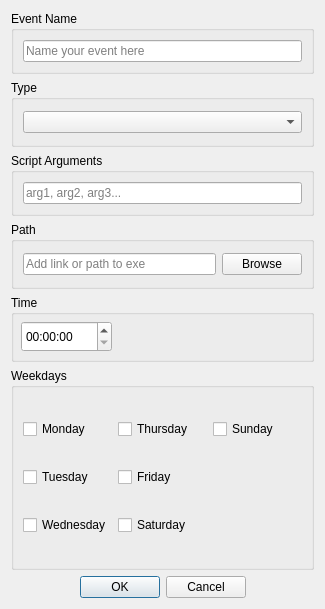
The window that UlyssesApp/eventedit.ui (EdsilvaEps/Ulysses) describes before a commit, drawn with Qt 5.
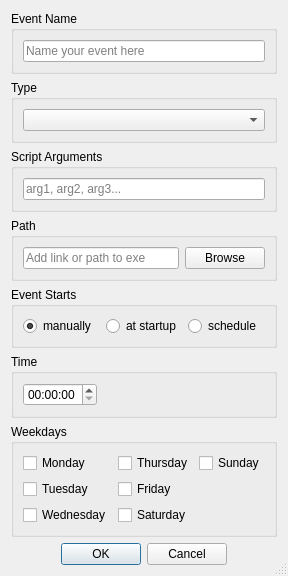
The same window after the commit.

Commit message: Remove attempt to put getEvents on EventHandler class. Add visual functionality to select types of event trigger. Add functionality to set event trigger. Create StartupMode class to support types of event trigger

The edit to the form file:
```diff
--- a/UlyssesApp/eventedit.ui
+++ b/UlyssesApp/eventedit.ui
@@ -2,22 +2,26 @@
 <ui version="4.0">
  <class>Dialog</class>
  <widget class="QDialog" name="Dialog">
-  <property name="geometry">
-   <rect>
-    <x>0</x>
-    <y>0</y>
-    <width>325</width>
-    <height>609</height>
-   </rect>
+  <property name="enabled">
+   <bool>true</bool>
+  </property>
+  <property name="sizePolicy">
+   <sizepolicy hsizetype="Preferred" vsizetype="Preferred">
+    <horstretch>0</horstretch>
+    <verstretch>0</verstretch>
+   </sizepolicy>
   </property>
   <property name="windowTitle">
    <string>Dialog</string>
   </property>
+  <property name="sizeGripEnabled">
+   <bool>true</bool>
+  </property>
   <layout class="QVBoxLayout" name="verticalLayout_2">
    <item>
     <widget class="QGroupBox" name="groupBox_5">
      <property name="sizePolicy">
-      <sizepolicy hsizetype="Preferred" vsizetype="Fixed">
+      <sizepolicy hsizetype="Preferred" vsizetype="Minimum">
        <horstretch>0</horstretch>
        <verstretch>0</verstretch>
       </sizepolicy>
@@ -50,6 +54,12 @@
      <layout class="QHBoxLayout" name="horizontalLayout">
       <item>
        <widget class="QComboBox" name="comboBox">
+        <property name="sizePolicy">
+         <sizepolicy hsizetype="Preferred" vsizetype="Minimum">
+          <horstretch>0</horstretch>
+          <verstretch>0</verstretch>
+         </sizepolicy>
+        </property>
         <property name="placeholderText">
          <string>Link</string>
         </property>
@@ -60,12 +70,24 @@
    </item>
    <item>
     <widget class="QGroupBox" name="scriptArgsBox">
+     <property name="sizePolicy">
+      <sizepolicy hsizetype="Preferred" vsizetype="Minimum">
+       <horstretch>0</horstretch>
+       <verstretch>0</verstretch>
+      </sizepolicy>
+     </property>
      <property name="title">
       <string>Script Arguments</string>
      </property>
      <layout class="QHBoxLayout" name="horizontalLayout_3">
       <item>
        <widget class="QLineEdit" name="scriptArgsLine">
+        <property name="sizePolicy">
+         <sizepolicy hsizetype="Expanding" vsizetype="Minimum">
+          <horstretch>0</horstretch>
+          <verstretch>0</verstretch>
+         </sizepolicy>
+        </property>
         <property name="placeholderText">
          <string>arg1, arg2, arg3...</string>
         </property>
@@ -77,7 +99,7 @@
    <item>
     <widget class="QGroupBox" name="groupBox_2">
      <property name="sizePolicy">
-      <sizepolicy hsizetype="Preferred" vsizetype="Minimum">
+      <sizepolicy hsizetype="Preferred" vsizetype="Preferred">
        <horstretch>0</horstretch>
        <verstretch>1</verstretch>
       </sizepolicy>
@@ -89,7 +111,7 @@
       <item>
        <widget class="QLineEdit" name="urlPath">
         <property name="sizePolicy">
-         <sizepolicy hsizetype="Preferred" vsizetype="Fixed">
+         <sizepolicy hsizetype="Preferred" vsizetype="Minimum">
           <horstretch>2</horstretch>
           <verstretch>0</verstretch>
          </sizepolicy>
@@ -102,7 +124,7 @@
       <item>
        <widget class="QPushButton" name="browseBtn">
         <property name="sizePolicy">
-         <sizepolicy hsizetype="Minimum" vsizetype="Fixed">
+         <sizepolicy hsizetype="Minimum" vsizetype="Minimum">
           <horstretch>0</horstretch>
           <verstretch>0</verstretch>
          </sizepolicy>
@@ -116,7 +138,46 @@
     </widget>
    </item>
    <item>
-    <widget class="QGroupBox" name="groupBox_3">
+    <widget class="QGroupBox" name="groupBox_6">
+     <property name="sizePolicy">
+      <sizepolicy hsizetype="Preferred" vsizetype="Minimum">
+       <horstretch>0</horstretch>
+       <verstretch>0</verstretch>
+      </sizepolicy>
+     </property>
+     <property name="title">
+      <string>Event Starts</string>
+     </property>
+     <layout class="QHBoxLayout" name="horizontalLayout_5">
+      <item>
+       <widget class="QRadioButton" name="manualRdBtn">
+        <property name="text">
+         <string>manually</string>
+        </property>
+        <property name="checked">
+         <bool>true</bool>
+        </property>
+       </widget>
+      </item>
+      <item>
+       <widget class="QRadioButton" name="startupRdBtn">
+        <property name="text">
+         <string>at startup</string>
+        </property>
+       </widget>
+      </item>
+      <item>
+       <widget class="QRadioButton" name="scheduleRdBtn">
+        <property name="text">
+         <string>schedule</string>
+        </property>
+       </widget>
+      </item>
+     </layout>
+    </widget>
+   </item>
+   <item>
+    <widget class="QGroupBox" name="timeBox">
      <property name="sizePolicy">
       <sizepolicy hsizetype="Preferred" vsizetype="Minimum">
        <horstretch>0</horstretch>
@@ -126,22 +187,18 @@
      <property name="title">
       <string>Time</string>
      </property>
-     <widget class="QTimeEdit" name="timeEdit">
-      <property name="geometry">
-       <rect>
-        <x>10</x>
-        <y>26</y>
-        <width>91</width>
-        <height>31</height>
-       </rect>
-      </property>
-      <property name="sizePolicy">
-       <sizepolicy hsizetype="Maximum" vsizetype="Maximum">
-        <horstretch>0</horstretch>
-        <verstretch>0</verstretch>
-       </sizepolicy>
-      </property>
-     </widget>
+     <layout class="QVBoxLayout" name="verticalLayout_3">
+      <item>
+       <widget class="QTimeEdit" name="timeEdit">
+        <property name="sizePolicy">
+         <sizepolicy hsizetype="Maximum" vsizetype="Maximum">
+          <horstretch>0</horstretch>
+          <verstretch>0</verstretch>
+         </sizepolicy>
+        </property>
+       </widget>
+      </item>
+     </layout>
     </widget>
    </item>
    <item>
```
Left out of the diff: 2 changed lines with no effect on the pictures. The commit also changes 14 other files.
